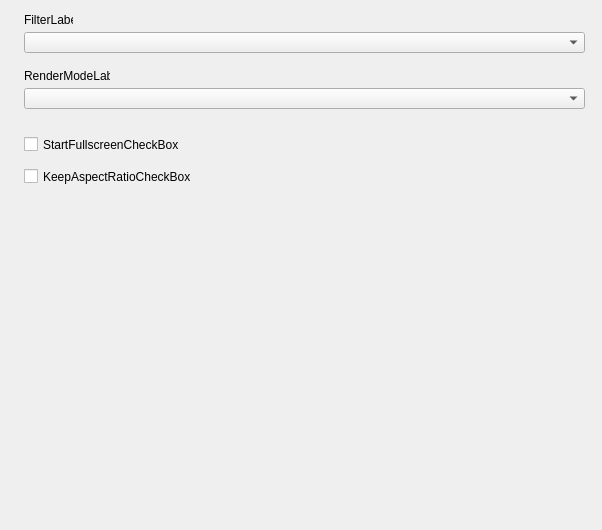
First picture: the form in src/forms/ModernProfileEditorScummVMGraphicsFrameUnit.ui, repository Eldricos/D-Fend-Reborn, before the edit.
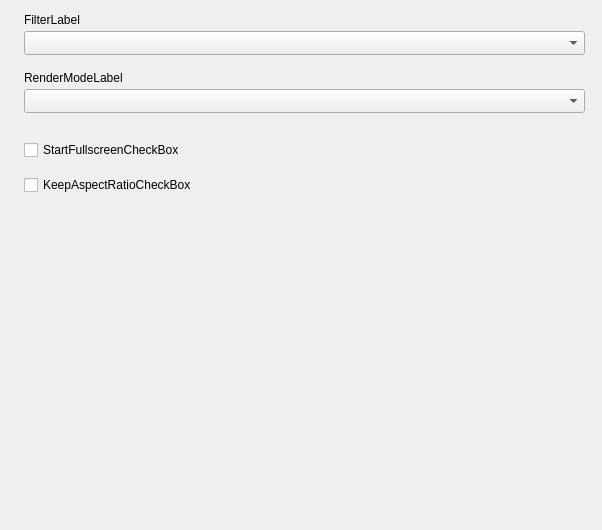
Second picture: the form after the edit.

Commit message: Modern profile editor: Qt layouts instead of fixed pixel positions

What changed in the file:
```diff
--- a/src/forms/ModernProfileEditorScummVMGraphicsFrameUnit.ui
+++ b/src/forms/ModernProfileEditorScummVMGraphicsFrameUnit.ui
@@ -5,42 +5,144 @@
     <property name="geometry"><rect><x>0</x><y>0</y><width>602</width><height>530</height></rect></property>
     <property name="vclDesignWidth" stdset="0"><number>602</number></property>
     <property name="vclDesignHeight" stdset="0"><number>530</number></property>
+    <layout class="QVBoxLayout" name="ModernProfileEditorScummVMGraphicsFrame_Layout" stretch="0,0,0,0,0,0,0,1">
+      <property name="leftMargin"><number>24</number></property>
+      <property name="topMargin"><number>13</number></property>
+      <property name="rightMargin"><number>17</number></property>
+      <property name="bottomMargin"><number>8</number></property>
+      <property name="spacing"><number>0</number></property>
+      <item>
+        <layout class="QGridLayout" name="ModernProfileEditorScummVMGraphicsFrame_Section1" columnstretch="0,1">
+          <property name="leftMargin"><number>0</number></property>
+          <property name="topMargin"><number>0</number></property>
+          <property name="rightMargin"><number>0</number></property>
+          <property name="bottomMargin"><number>0</number></property>
+          <property name="horizontalSpacing"><number>8</number></property>
+          <property name="verticalSpacing"><number>4</number></property>
+          <item row="0" column="0" colspan="2">
     <widget class="QLabel" name="FilterLabel">
-      <property name="geometry"><rect><x>24</x><y>13</y><width>49</width><height>13</height></rect></property>
       <property name="text"><string>FilterLabel</string></property>
       <property name="textFormat"><enum>Qt::PlainText</enum></property>
       <property name="alignment"><set>Qt::AlignLeft|Qt::AlignTop</set></property>
-      <property name="vclAutoSize" stdset="0"><bool>true</bool></property>
-    </widget>
+            </widget>
+          </item>
+          <item row="1" column="0" colspan="2">
+            <widget class="QComboBox" name="FilterComboBox">
+              <property name="editable"><bool>false</bool></property>
+              <property name="maxVisibleItems"><number>8</number></property>
+              <property name="sizeAdjustPolicy"><enum>QComboBox::AdjustToMinimumContentsLengthWithIcon</enum></property>
+              <property name="minimumContentsLength"><number>10</number></property>
+            </widget>
+          </item>
+          <item row="0" column="1">
+            <spacer name="ModernProfileEditorScummVMGraphicsFrame_Section1_HFill">
+              <property name="orientation"><enum>Qt::Horizontal</enum></property>
+              <property name="sizeHint" stdset="0"><size><width>0</width><height>0</height></size></property>
+            </spacer>
+          </item>
+        </layout>
+      </item>
+      <item>
+        <spacer name="ModernProfileEditorScummVMGraphicsFrame_Gap1">
+          <property name="orientation"><enum>Qt::Vertical</enum></property>
+          <property name="sizeType"><enum>QSizePolicy::Fixed</enum></property>
+          <property name="sizeHint" stdset="0"><size><width>0</width><height>16</height></size></property>
+        </spacer>
+      </item>
+      <item>
+        <layout class="QGridLayout" name="ModernProfileEditorScummVMGraphicsFrame_Section2" columnstretch="0,1">
+          <property name="leftMargin"><number>0</number></property>
+          <property name="topMargin"><number>0</number></property>
+          <property name="rightMargin"><number>0</number></property>
+          <property name="bottomMargin"><number>0</number></property>
+          <property name="horizontalSpacing"><number>8</number></property>
+          <property name="verticalSpacing"><number>4</number></property>
+          <item row="0" column="0" colspan="2">
     <widget class="QLabel" name="RenderModeLabel">
-      <property name="geometry"><rect><x>24</x><y>69</y><width>86</width><height>13</height></rect></property>
       <property name="text"><string>RenderModeLabel</string></property>
       <property name="textFormat"><enum>Qt::PlainText</enum></property>
       <property name="alignment"><set>Qt::AlignLeft|Qt::AlignTop</set></property>
-      <property name="vclAutoSize" stdset="0"><bool>true</bool></property>
-    </widget>
-    <widget class="QComboBox" name="FilterComboBox">
-      <property name="geometry"><rect><x>24</x><y>32</y><width>561</width><height>21</height></rect></property>
-      <property name="vclAnchors" stdset="0"><string notr="true">akLeft,akTop,akRight</string></property>
+            </widget>
+          </item>
+          <item row="1" column="0" colspan="2">
+            <widget class="QComboBox" name="RenderModeComboBox">
       <property name="editable"><bool>false</bool></property>
       <property name="maxVisibleItems"><number>8</number></property>
-    </widget>
+              <property name="sizeAdjustPolicy"><enum>QComboBox::AdjustToMinimumContentsLengthWithIcon</enum></property>
+              <property name="minimumContentsLength"><number>10</number></property>
+            </widget>
+          </item>
+          <item row="0" column="1">
+            <spacer name="ModernProfileEditorScummVMGraphicsFrame_Section2_HFill">
+              <property name="orientation"><enum>Qt::Horizontal</enum></property>
+              <property name="sizeHint" stdset="0"><size><width>0</width><height>0</height></size></property>
+            </spacer>
+          </item>
+        </layout>
+      </item>
+      <item>
+        <spacer name="ModernProfileEditorScummVMGraphicsFrame_Gap2">
+          <property name="orientation"><enum>Qt::Vertical</enum></property>
+          <property name="sizeType"><enum>QSizePolicy::Fixed</enum></property>
+          <property name="sizeHint" stdset="0"><size><width>0</width><height>27</height></size></property>
+        </spacer>
+      </item>
+      <item>
+        <layout class="QGridLayout" name="ModernProfileEditorScummVMGraphicsFrame_Section3" columnstretch="0,1">
+          <property name="leftMargin"><number>0</number></property>
+          <property name="topMargin"><number>0</number></property>
+          <property name="rightMargin"><number>0</number></property>
+          <property name="bottomMargin"><number>0</number></property>
+          <property name="horizontalSpacing"><number>8</number></property>
+          <property name="verticalSpacing"><number>4</number></property>
+          <item row="0" column="0" colspan="2">
     <widget class="QCheckBox" name="StartFullscreenCheckBox">
-      <property name="geometry"><rect><x>24</x><y>136</y><width>561</width><height>17</height></rect></property>
-      <property name="vclAnchors" stdset="0"><string notr="true">akLeft,akTop,akRight</string></property>
       <property name="text"><string>StartFullscreenCheckBox</string></property>
     </widget>
+          </item>
+          <item row="0" column="1">
+            <spacer name="ModernProfileEditorScummVMGraphicsFrame_Section3_HFill">
+              <property name="orientation"><enum>Qt::Horizontal</enum></property>
+              <property name="sizeHint" stdset="0"><size><width>0</width><height>0</height></size></property>
+            </spacer>
+          </item>
+        </layout>
+      </item>
+      <item>
+        <spacer name="ModernProfileEditorScummVMGraphicsFrame_Gap3">
+          <property name="orientation"><enum>Qt::Vertical</enum></property>
+          <property name="sizeType"><enum>QSizePolicy::Fixed</enum></property>
+          <property name="sizeHint" stdset="0"><size><width>0</width><height>15</height></size></property>
+        </spacer>
+      </item>
+      <item>
+        <layout class="QGridLayout" name="ModernProfileEditorScummVMGraphicsFrame_Section4" columnstretch="0,1">
+          <property name="leftMargin"><number>0</number></property>
+          <property name="topMargin"><number>0</number></property>
+          <property name="rightMargin"><number>0</number></property>
+          <property name="bottomMargin"><number>0</number></property>
+          <property name="horizontalSpacing"><number>8</number></property>
+          <property name="verticalSpacing"><number>4</number></property>
+          <item row="0" column="0" colspan="2">
     <widget class="QCheckBox" name="KeepAspectRatioCheckBox">
-      <property name="geometry"><rect><x>24</x><y>168</y><width>561</width><height>17</height></rect></property>
-      <property name="vclAnchors" stdset="0"><string notr="true">akLeft,akTop,akRight</string></property>
       <property name="text"><string>KeepAspectRatioCheckBox</string></property>
     </widget>
-    <widget class="QComboBox" name="RenderModeComboBox">
-      <property name="geometry"><rect><x>24</x><y>88</y><width>561</width><height>21</height></rect></property>
-      <property name="vclAnchors" stdset="0"><string notr="true">akLeft,akTop,akRight</string></property>
-      <property name="editable"><bool>false</bool></property>
-      <property name="maxVisibleItems"><number>8</number></property>
-    </widget>
+          </item>
+          <item row="0" column="1">
+            <spacer name="ModernProfileEditorScummVMGraphicsFrame_Section4_HFill">
+              <property name="orientation"><enum>Qt::Horizontal</enum></property>
+              <property name="sizeHint" stdset="0"><size><width>0</width><height>0</height></size></property>
+            </spacer>
+          </item>
+        </layout>
+      </item>
+      <item>
+        <spacer name="ModernProfileEditorScummVMGraphicsFrame_VFill">
+          <property name="orientation"><enum>Qt::Vertical</enum></property>
+          <property name="sizeHint" stdset="0"><size><width>0</width><height>0</height></size></property>
+        </spacer>
+      </item>
+    </layout>
   </widget>
   <tabstops>
     <tabstop>FilterComboBox</tabstop>
```
Left out of the diff: 6 changed lines with no effect on the pictures. Lines whose indentation alone changed are shown as unchanged. The commit also changes 42 other files.
